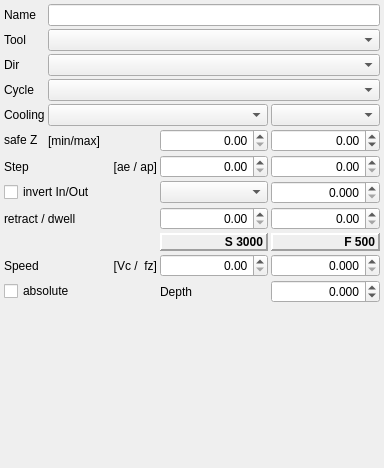
Qt form src/opSub.ui (DjangoReinhard/kutecam) before a commit.
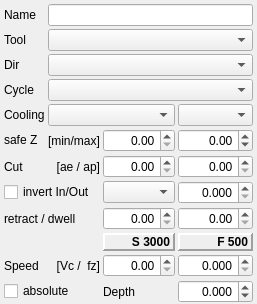
The same form after that commit.

What changed in the file:
```diff
--- a/src/opSub.ui
+++ b/src/opSub.ui
@@ -2,16 +2,8 @@
 <ui version="4.0">
  <class>OpSub</class>
  <widget class="QWidget" name="OpSub">
-  <property name="geometry">
-   <rect>
-    <x>0</x>
-    <y>0</y>
-    <width>384</width>
-    <height>468</height>
-   </rect>
-  </property>
   <property name="sizePolicy">
-   <sizepolicy hsizetype="Preferred" vsizetype="Fixed">
+   <sizepolicy hsizetype="MinimumExpanding" vsizetype="Minimum">
     <horstretch>0</horstretch>
     <verstretch>0</verstretch>
    </sizepolicy>
@@ -39,6 +31,7 @@
      </property>
      <property name="font">
       <font>
+       <weight>75</weight>
        <bold>true</bold>
       </font>
      </property>
@@ -265,6 +258,7 @@
      </property>
      <property name="font">
       <font>
+       <weight>75</weight>
        <bold>true</bold>
       </font>
      </property>
@@ -327,7 +321,7 @@
    <item row="7" column="0">
     <widget class="QLabel" name="label_3">
      <property name="text">
-      <string>Step</string>
+      <string>Cut</string>
      </property>
     </widget>
    </item>
```
Left out of the diff: 2 changed lines with no effect on the pictures.
